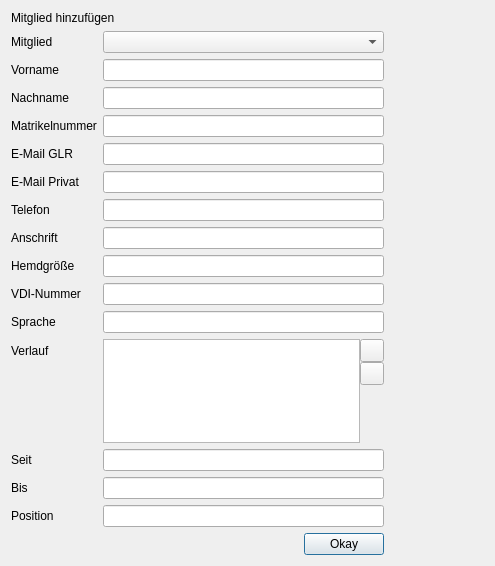
The window that member.ui (green-lion-racing/glr-database) describes before a commit, drawn with Qt 5.
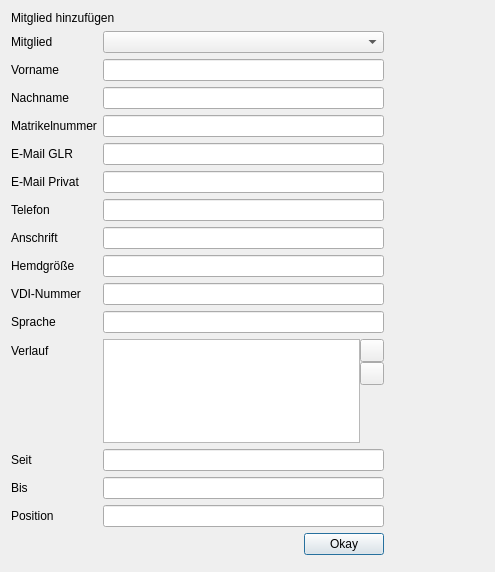
The same window after the commit. Icons and pictures are not drawn.

Commit message:
wip nice way to log changes in sponsors/members
improve ui once more

What changed in the file:
```diff
--- a/member.ui
+++ b/member.ui
@@ -7,7 +7,7 @@
     <x>0</x>
     <y>0</y>
     <width>495</width>
-    <height>566</height>
+    <height>572</height>
    </rect>
   </property>
   <property name="windowTitle">
@@ -262,6 +262,19 @@
        </property>
       </widget>
      </item>
+     <item row="16" column="1">
+      <spacer name="verticalSpacer_2">
+       <property name="orientation">
+        <enum>Qt::Vertical</enum>
+       </property>
+       <property name="sizeHint" stdset="0">
+        <size>
+         <width>20</width>
+         <height>40</height>
+        </size>
+       </property>
+      </spacer>
+     </item>
     </layout>
    </item>
   </layout>
```
Left out of the diff: 8 changed lines with no effect on the pictures. The commit also changes 2 other files.
